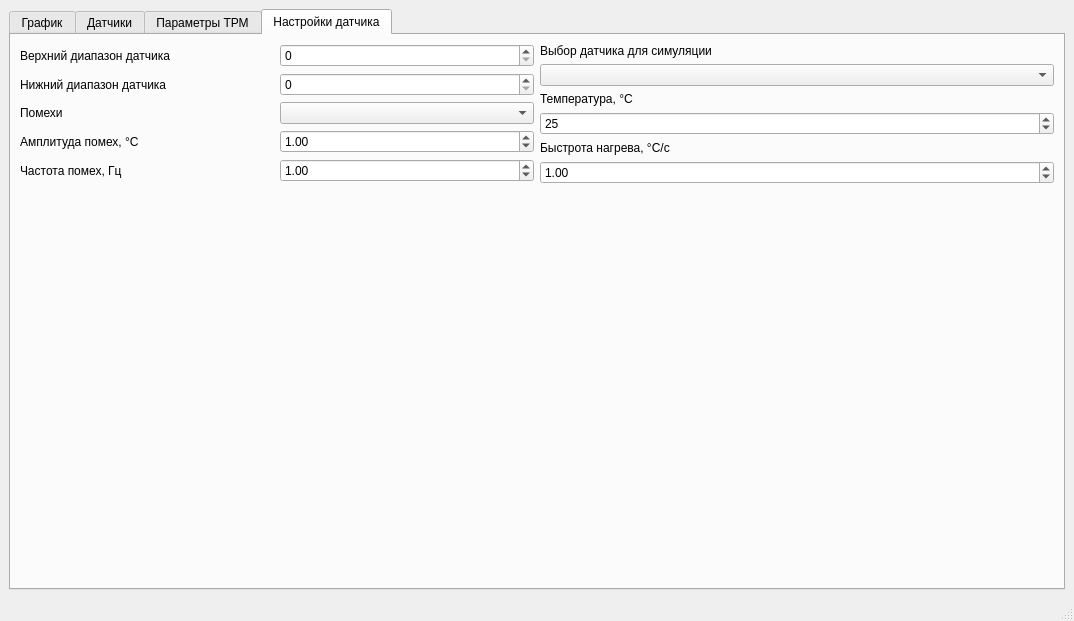
Marik28/dissertation, file src/dissertation_gui/main_window.ui: the form before one commit.
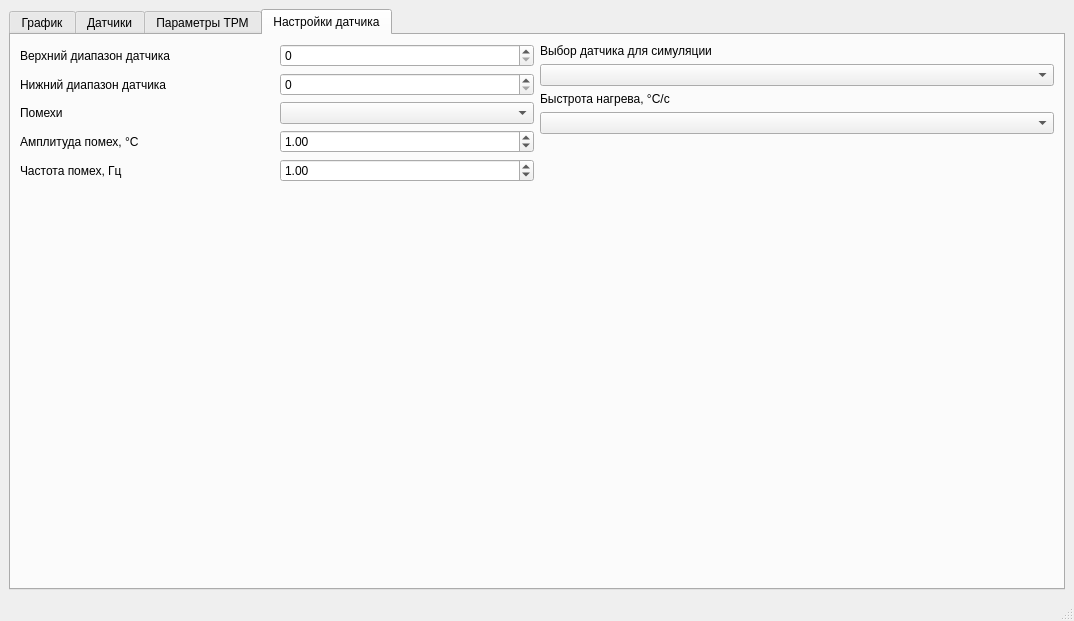
The form after the commit. The open tabs and pages were chosen to show the change. Custom widgets are drawn as their Qt base class.

```diff
--- a/src/dissertation_gui/main_window.ui
+++ b/src/dissertation_gui/main_window.ui
@@ -373,29 +373,6 @@
             </item>
             <item>
              <layout class="QVBoxLayout" name="verticalLayout_9">
-              <item>
-               <widget class="QLabel" name="label_3">
-                <property name="text">
-                 <string>Температура, °C</string>
-                </property>
-                <property name="wordWrap">
-                 <bool>true</bool>
-                </property>
-               </widget>
-              </item>
-              <item>
-               <widget class="QSpinBox" name="temp_spin_box">
-                <property name="minimum">
-                 <number>-50</number>
-                </property>
-                <property name="maximum">
-                 <number>100</number>
-                </property>
-                <property name="value">
-                 <number>25</number>
-                </property>
-               </widget>
-              </item>
               <item>
                <widget class="QLabel" name="label_4">
                 <property name="text">
@@ -407,20 +384,7 @@
                </widget>
               </item>
               <item>
-               <widget class="QDoubleSpinBox" name="k_spin_box">
-                <property name="minimum">
-                 <double>0.100000000000000</double>
-                </property>
-                <property name="maximum">
-                 <double>10.000000000000000</double>
-                </property>
-                <property name="singleStep">
-                 <double>0.100000000000000</double>
-                </property>
-                <property name="value">
-                 <double>1.000000000000000</double>
-                </property>
-               </widget>
+               <widget class="QComboBox" name="k_combo_box"/>
               </item>
              </layout>
             </item>
```
